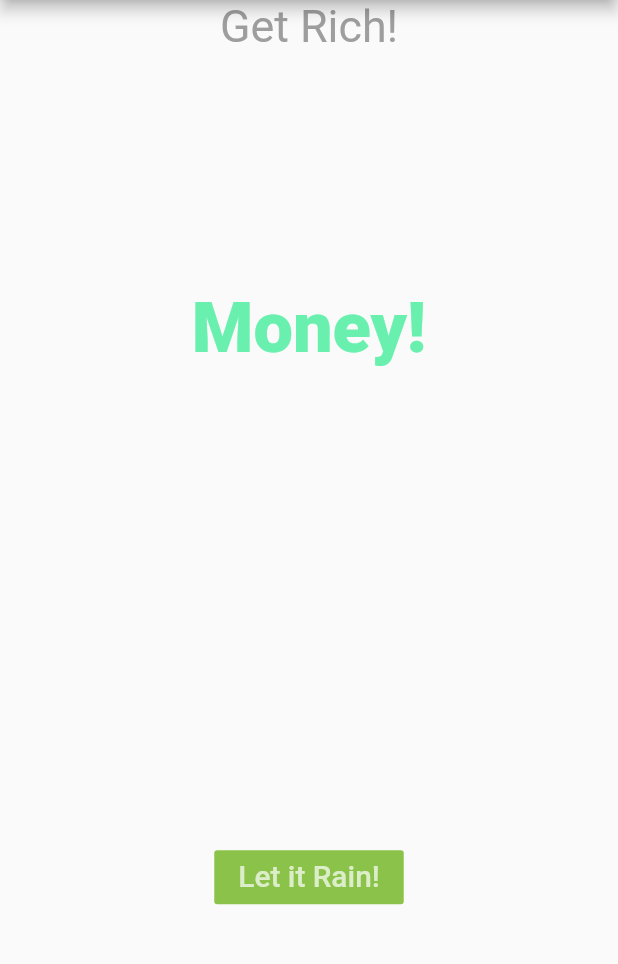
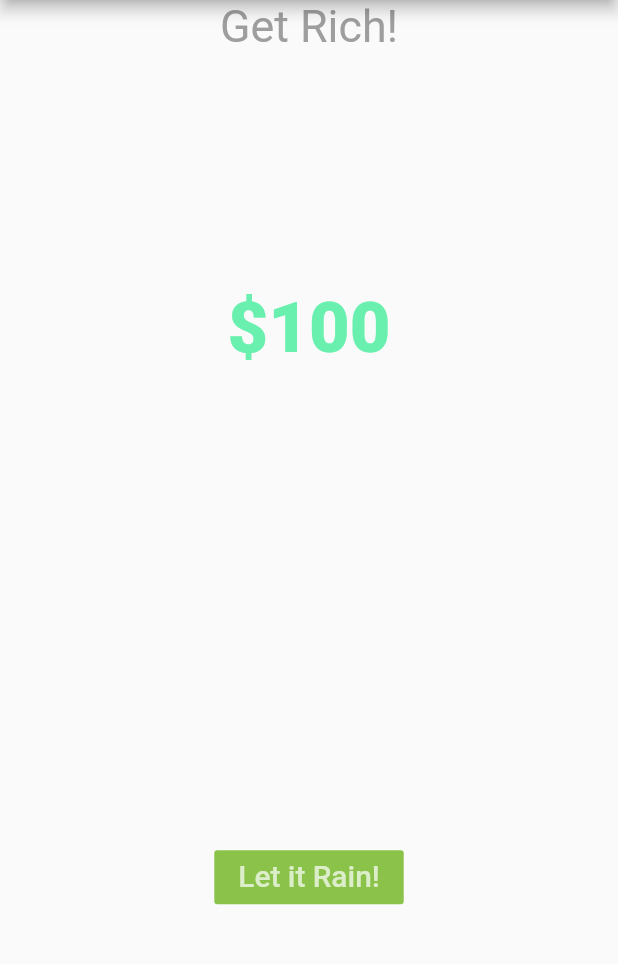
Before and after one commit to JCFlores93/dart-tutorial-udemy, a Flutter app: the screen it shows after launch, after a tap on "Let it Rain!", on a phone screen of 412 x 824 dp, the part 84-1048 px from its top. Run offline on Flutter 3.47's test engine with Material 2 defaults, Android fonts, the phone set to English and light mode, and no system bars.

```diff
--- a/makeitsrain/make_it_rain/lib/ui/make_it_rain.dart
+++ b/makeitsrain/make_it_rain/lib/ui/make_it_rain.dart
@@ -8,6 +8,15 @@ class MaketItRain extends StatefulWidget {
 }
 
 class MakeItRainState extends State<MaketItRain> {
+  int _moneyCounter = 0;
+
+  void _rainMoney() {
+    //Important - setState is called each time we to update the UI
+    setState(() {
+      _moneyCounter = _moneyCounter + 100;
+    });
+  }
+
   @override
   Widget build(BuildContext context) {
     return Scaffold(
@@ -27,9 +36,9 @@ class MakeItRainState extends State<MaketItRain> {
             Expanded(
               child: Center(
                 child: Text(
-                  "Money!",
+                  "\$$_moneyCounter",
                   style: TextStyle(
-                      color: Colors.greenAccent,
+                      color: _moneyCounter > 2000 ? Colors.blueAccent : Colors.greenAccent,
                       fontSize: 46.9,
                       fontWeight: FontWeight.w800),
                 ),
@@ -40,7 +49,7 @@ class MakeItRainState extends State<MaketItRain> {
                 child: FlatButton(
                   color: Colors.lightGreen,
                   textColor: Colors.white70,
-                  onPressed: () => debugPrint("Hey!"),
+                  onPressed: () => _rainMoney(),
                   child: Text(
                       "Let it Rain!",
                   style: TextStyle(
```
